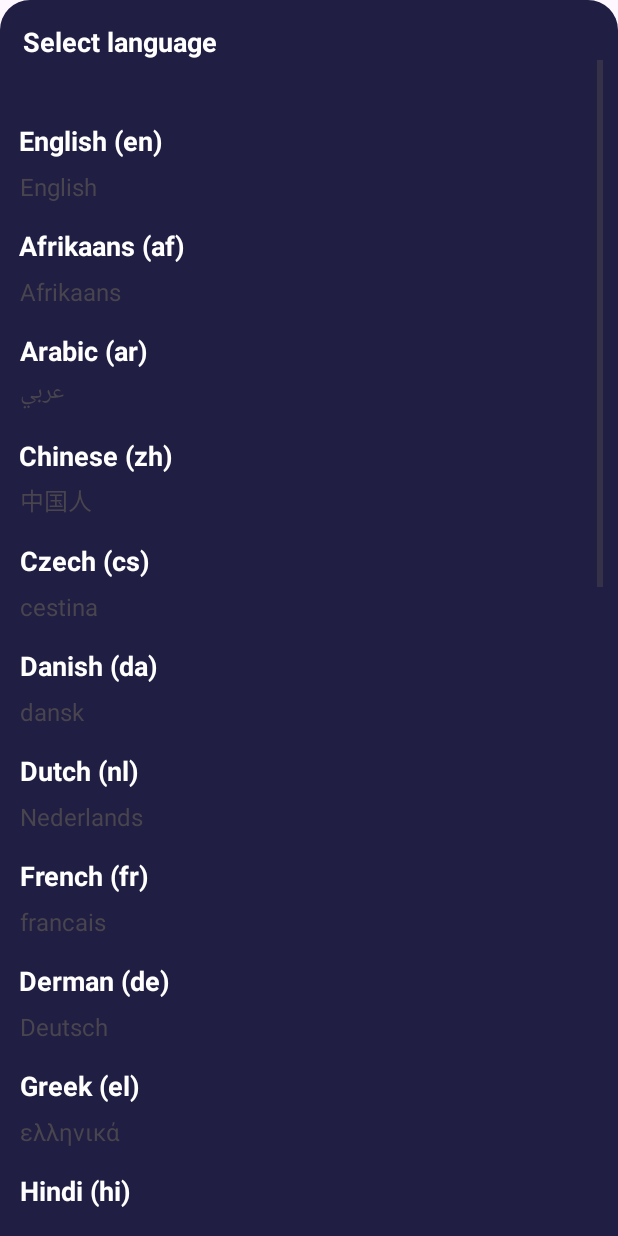
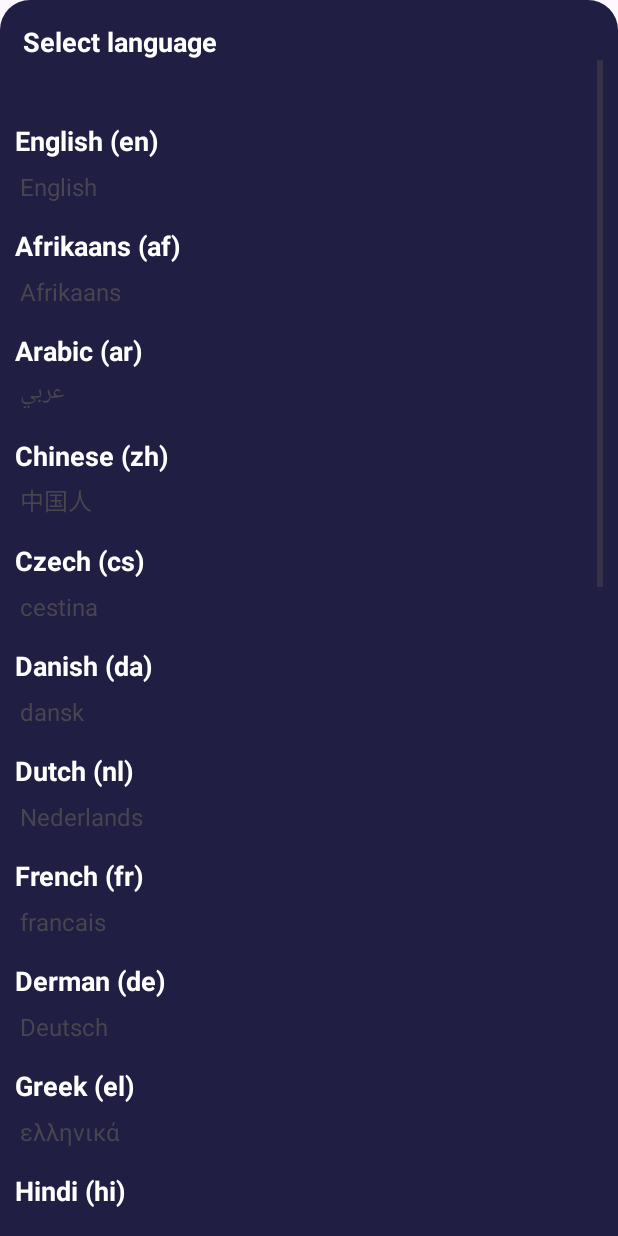
Before and after one commit to CodeCraftersgcuf/GoVPN, an Android app: the layout bottomsheet_fragment.xml on its own in the app's theme, with its tools: preview values and no code run, on a phone screen of 412 x 824 dp. Run offline under Robolectric (Android 15) with nearby library versions, the phone set to English and light mode, and no system bars.

```diff
--- a/app/build.gradle.kts
+++ b/app/build.gradle.kts
@@ -60,4 +60,5 @@ dependencies {
 
     // Add the OpenVPN .aar file directly from the libs folder
     implementation(files("libs/ics-openvpn-0.7.22.aar"))
+
 }
--- a/app/src/main/java/com/example/privatevpn/FeedBackActivity.kt
+++ b/app/src/main/java/com/example/privatevpn/FeedBackActivity.kt
@@ -19,9 +19,10 @@ class FeedBackActivity : AppCompatActivity() {
         back = findViewById(R.id.backs)
 
         back.setOnClickListener{
-            intent = Intent(this,sidenavigationActivity::class.java)
-            startActivity(intent)
+//            intent = Intent(this,sidenavigationActivity::class.java)
+//            startActivity(intent)
 
+            finish();
 //            overridePendingTransition(R.anim.slide_in_right,R.anim.slide_out_left)
         }
 
--- a/app/src/main/java/com/example/privatevpn/SpeedTestActivity.kt
+++ b/app/src/main/java/com/example/privatevpn/SpeedTestActivity.kt
@@ -43,7 +43,7 @@ class SpeedTestActivity : AppCompatActivity() {
 
         // Back button to finish the activity
         backhomes.setOnClickListener {
-            startActivity(Intent(this, sidenavigationActivity::class.java))
+            finish();
         }
 
         // Start speed test on button click
--- a/app/src/main/java/com/example/privatevpn/checkLocationActivity.kt
+++ b/app/src/main/java/com/example/privatevpn/checkLocationActivity.kt
@@ -40,8 +40,9 @@ class checkLocationActivity : AppCompatActivity(), OnMapReadyCallback {
         mapView.getMapAsync(this)
 
         backhome.setOnClickListener {
-            val intent = Intent(this, sidenavigationActivity::class.java)
-            startActivity(intent)
+//            val intent = Intent(this, sidenavigationActivity::class.java)
+//            startActivity(intent)
+            finish();
 //            overridePendingTransition(R.anim.slide_in_right, R.anim.slide_out_left)
         }
 
--- a/app/src/main/res/layout/activity_main.xml
+++ b/app/src/main/res/layout/activity_main.xml
@@ -38,7 +38,7 @@
         app:layout_constraintVertical_bias="0.036" />
 
     <ImageView
-        android:id="@+id/priemum"
+        android:id="@+id/premium"
         android:layout_width="30dp"
         android:layout_height="25dp"
         android:src="@drawable/premium"
--- a/app/src/main/res/layout/bottomsheet_fragment.xml
+++ b/app/src/main/res/layout/bottomsheet_fragment.xml
@@ -41,7 +41,7 @@
 
                     <TextView
                         android:id="@+id/textEnglish"
-                        android:layout_width="wrap_content"
+                        android:layout_width="match_parent"
                         android:layout_height="wrap_content"
                         android:text="English (en)"
                         android:textColor="@color/white"
@@ -90,7 +90,7 @@
 
                     <TextView
                         android:id="@+id/textAfrikaans"
-                        android:layout_width="wrap_content"
+                        android:layout_width="match_parent"
                         android:layout_height="wrap_content"
                         android:text="Afrikaans (af)"
                         android:textColor="@color/white"
@@ -139,7 +139,7 @@
 
                     <TextView
                         android:id="@+id/textArabic"
-                        android:layout_width="wrap_content"
+                        android:layout_width="match_parent"
                         android:layout_height="wrap_content"
                         android:text="Arabic (ar)"
                         android:textColor="@color/white"
@@ -188,7 +188,7 @@
 
                     <TextView
                         android:id="@+id/textChinese"
-                        android:layout_width="wrap_content"
+                        android:layout_width="match_parent"
                         android:layout_height="wrap_content"
                         android:text="Chinese (zh)"
                         android:textColor="@color/white"
@@ -237,7 +237,7 @@
 
                     <TextView
                         android:id="@+id/textCzech"
-                        android:layout_width="wrap_content"
+                        android:layout_width="match_parent"
                         android:layout_height="wrap_content"
                         android:text="Czech (cs)"
                         android:textColor="@color/white"
@@ -286,7 +286,7 @@
 
                     <TextView
                         android:id="@+id/textDanish"
-                        android:layout_width="wrap_content"
+                        android:layout_width="match_parent"
                         android:layout_height="wrap_content"
                         android:text="Danish (da)"
                         android:textColor="@color/white"
@@ -335,7 +335,7 @@
 
                     <TextView
                         android:id="@+id/textDutch"
-                        android:layout_width="wrap_content"
+                        android:layout_width="match_parent"
                         android:layout_height="wrap_content"
                         android:text="Dutch (nl)"
                         android:textColor="@color/white"
@@ -384,7 +384,7 @@
 
                     <TextView
                         android:id="@+id/textFrench"
-                        android:layout_width="wrap_content"
+                        android:layout_width="match_parent"
                         android:layout_height="wrap_content"
                         android:text="French (fr)"
                         android:textColor="@color/white"
@@ -431,7 +431,7 @@
 
                     <TextView
                         android:id="@+id/textGerman"
-                        android:layout_width="wrap_content"
+                        android:layout_width="match_parent"
                         android:layout_height="wrap_content"
                         android:text="Derman (de)"
                         android:textColor="@color/white"
@@ -480,7 +480,7 @@
 
                     <TextView
                         android:id="@+id/textGreek"
-                        android:layout_width="wrap_content"
+                        android:layout_width="match_parent"
                         android:layout_height="wrap_content"
                         android:text="Greek (el)"
                         android:textColor="@color/white"
@@ -527,7 +527,7 @@
 
                     <TextView
                         android:id="@+id/textHindi"
-                        android:layout_width="wrap_content"
+                        android:layout_width="match_parent"
                         android:layout_height="wrap_content"
                         android:text="Hindi (hi)"
                         android:textColor="@color/white"
@@ -574,7 +574,7 @@
 
                     <TextView
                         android:id="@+id/textIndonesian"
-                        android:layout_width="wrap_content"
+                        android:layout_width="match_parent"
                         android:layout_height="wrap_content"
                         android:text="Indunesian (in)"
                         android:textColor="@color/white"
@@ -621,7 +621,7 @@
 
                     <TextView
                         android:id="@+id/textItalian"
-                        android:layout_width="wrap_content"
+                        android:layout_width="match_parent"
                         android:layout_height="wrap_content"
                         android:text="Itailan (it)"
                         android:textColor="@color/white"
@@ -670,7 +670,7 @@
 
                     <TextView
                         android:id="@+id/textJapanese"
-                        android:layout_width="wrap_content"
+                        android:layout_width="match_parent"
                         android:layout_height="wrap_content"
                         android:text="Japanese (ja)"
                         android:textColor="@color/white"
@@ -719,7 +719,7 @@
 
                     <TextView
                         android:id="@+id/textMalay"
-                        android:layout_width="wrap_content"
+                        android:layout_width="match_parent"
                         android:layout_height="wrap_content"
                         android:text="Malay (ms)"
                         android:textColor="@color/white"
@@ -766,7 +766,7 @@
 
                     <TextView
                         android:id="@+id/textKorean"
-                        android:layout_width="wrap_content"
+                        android:layout_width="match_parent"
                         android:layout_height="wrap_content"
                         android:text="Korean (ko)"
                         android:textColor="@color/white"
@@ -815,7 +815,7 @@
 
                     <TextView
                         android:id="@+id/textNorwegian"
-                        android:layout_width="wrap_content"
+                        android:layout_width="match_parent"
                         android:layout_height="wrap_content"
                         android:text="Norwegian (no)"
                         android:textColor="@color/white"
@@ -862,7 +862,7 @@
 
                     <TextView
                         android:id="@+id/textPersian"
-                        android:layout_width="wrap_content"
+                        android:layout_width="match_parent"
                         android:layout_height="wrap_content"
                         android:text="Persian (fa)"
                         android:textColor="@color/white"
@@ -909,7 +909,7 @@
 
                     <TextView
                         android:id="@+id/textPortuguese"
-                        android:layout_width="wrap_content"
+                        android:layout_width="match_parent"
                         android:layout_height="wrap_content"
                         android:text="Portuguese (pt)"
                         android:textColor="@color/white"
@@ -958,7 +958,7 @@
 
                     <TextView
                         android:id="@+id/textRussian"
-                        android:layout_width="wrap_content"
+                        android:layout_width="match_parent"
                         android:layout_height="wrap_content"
                         android:text="Russian (ru)"
                         android:textColor="@color/white"
@@ -1005,7 +1005,7 @@
 
                     <TextView
                         android:id="@+id/textSpanish"
-                        android:layout_width="wrap_content"
+                        android:layout_width="match_parent"
                         android:layout_height="wrap_content"
                         android:text="Spanish (es)"
                         android:textColor="@color/white"
@@ -1052,7 +1052,7 @@
 
                     <TextView
                         android:id="@+id/textThai"
-                        android:layout_width="wrap_content"
+                        android:layout_width="match_parent"
                         android:layout_height="wrap_content"
                         android:text="Thai (th)"
                         android:textColor="@color/white"
@@ -1099,7 +1099,7 @@
 
                     <TextView
                         android:id="@+id/textTurkish"
-                        android:layout_width="wrap_content"
+                        android:layout_width="match_parent"
                         android:layout_height="wrap_content"
                         android:text="Turkish (tr)"
                         android:textColor="@color/white"
@@ -1146,7 +1146,7 @@
 
                     <TextView
                         android:id="@+id/textVietnamese"
-                        android:layout_width="wrap_content"
+                        android:layout_width="match_parent"
                         android:layout_height="wrap_content"
                         android:text="Vietnamese (vi)"
                         android:textColor="@color/white"
--- a/settings.gradle.kts
+++ b/settings.gradle.kts
@@ -11,6 +11,12 @@ pluginManagement {
         mavenCentral()
         gradlePluginPortal()
     }
+    plugins {
+        kotlin("jvm") version "2.0.0"
+    }
+}
+plugins {
+    id("org.gradle.toolchains.foojay-resolver-convention") version "0.8.0"
 }
 dependencyResolutionManagement {
     repositoriesMode.set(RepositoriesMode.FAIL_ON_PROJECT_REPOS)
```
Also changed, not shown: app/src/main/java/com/example/privatevpn/AllServersActivity.kt (+2 -6 lines), app/src/main/java/com/example/privatevpn/MainActivity.kt (+131 -47 lines), app/src/main/java/com/example/privatevpn/PendingIntentHelper.kt (added, +16 -0 lines), app/src/main/java/com/example/privatevpn/sidenavigationActivity.kt (+29 -44 lines), app/src/main/java/com/example/privatevpn/subciActivity.kt (+4 -10 lines), build.gradle.kts (+9 -0 lines), 6 other files.
